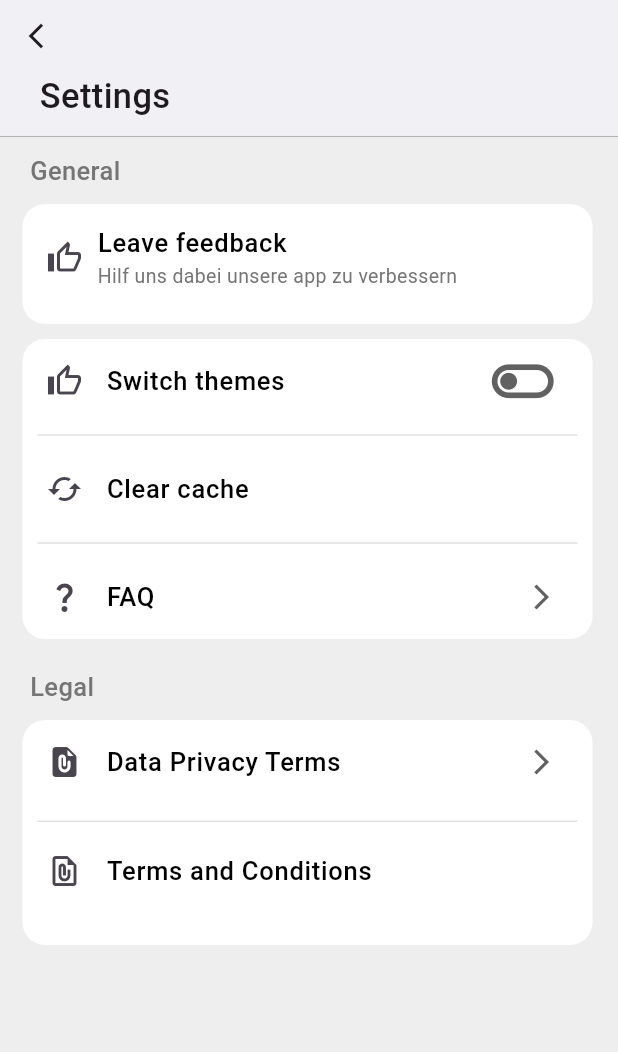
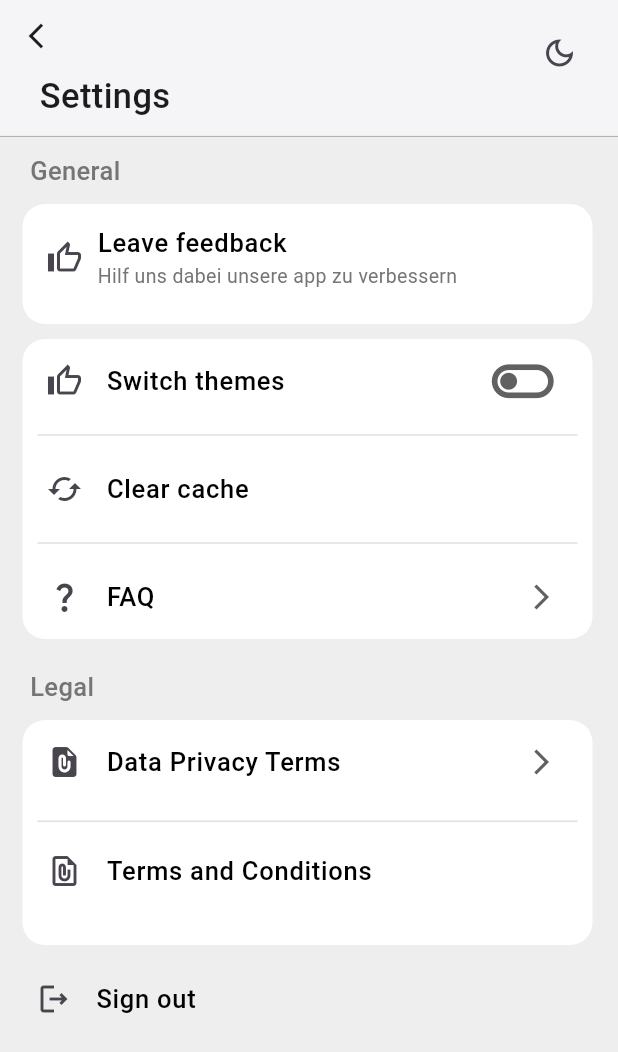
Before and after one commit to zainsh098/design_series, a Flutter app: the screen it shows after launch, on a phone screen of 412 x 824 dp. Shown: the top 1052 px of the screen. Run offline on Flutter 3.47's test engine with Material 2 defaults, Android fonts, the phone set to English and light mode, and no system bars.

Commit message:
design Completed ❤️❤️

```diff
--- a/lib/main.dart
+++ b/lib/main.dart
@@ -12,6 +12,7 @@ class MyApp extends StatelessWidget {
   @override
   Widget build(BuildContext context) {
     return MaterialApp(
+      debugShowCheckedModeBanner: false,
       title: 'Flutter Demo',
       theme: ThemeData(
 
--- a/lib/screens/home_screen.dart
+++ b/lib/screens/home_screen.dart
@@ -8,13 +8,26 @@ class HomeScreen extends StatelessWidget {
     return Scaffold(
       backgroundColor: Colors.grey.shade200,
       appBar: AppBar(
+        actions: [
+          Padding(
+            padding: const EdgeInsets.only(right: 15,bottom: 20),
+            child: IconButton(onPressed: () {
+
+            }, icon: Icon(Icons.dark_mode_outlined)),
+          ),
+
+
+        ],
+
         toolbarHeight: 90,
         leadingWidth: 120,
-        backgroundColor: Colors.white,
-        elevation: 4,
+        backgroundColor:Colors.white,
+        elevation: 2,
         leading: Column(
           children: [
             Row(
+              crossAxisAlignment: CrossAxisAlignment.end,
+              mainAxisAlignment: MainAxisAlignment.spaceBetween,
               children: [
                 IconButton(
                   onPressed: () {
@@ -25,6 +38,8 @@ class HomeScreen extends StatelessWidget {
                     size: 20,
                   ),
                 ),
+
+
               ],
             ),
             const SizedBox(
@@ -250,9 +265,26 @@ class HomeScreen extends StatelessWidget {
 
 
 
+
+
                   ],
                 ),
               ),
+            ),
+            Padding(
+              padding: const EdgeInsets.all(8.0),
+              child: Expanded(
+                  child: ListTile(
+                    leading: Icon(Icons.logout_outlined),
+                    title: Text(
+                      'Sign out',
+                      style: TextStyle(
+                        fontSize: 17,
+                        color: Colors.black,
+                        fontWeight: FontWeight.w500,
+                      ),
+                    ),
+                  )),
             ),
           ],
         ),
```
